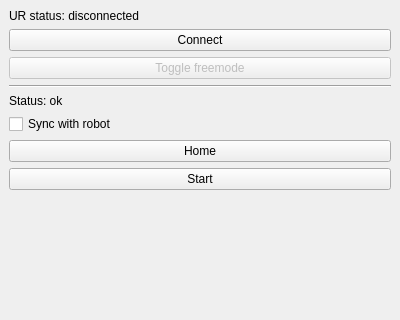
Qt form plugin/src/EITPlugin.ui (sampuka/eit_project) before a commit; both pictures show x 0 to 400 and y 0 to 320 of the 400 by 479 pixel window.
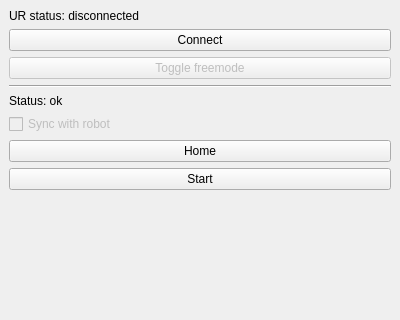
The same form after that commit.

Commit message: Disabled sync checkbox while not connected

```diff
--- a/plugin/src/EITPlugin.ui
+++ b/plugin/src/EITPlugin.ui
@@ -70,6 +70,9 @@
       <property name="checked">
        <bool>false</bool>
       </property>
+      <property name="enabled">
+       <bool>false</bool>
+      </property>
      </widget>
     </item>
     <item>
```
The commit also changes 1 other file.
